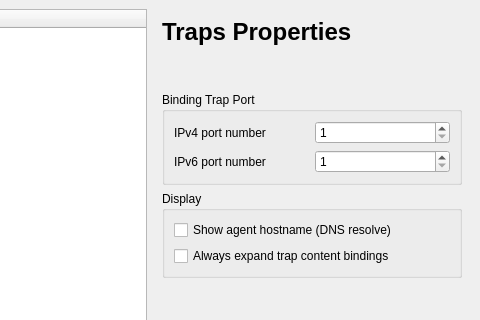
Qt form app/preferences.ui (jumoog/snmpb) before a commit; both pictures show x 118 to 598 and y 0 to 320 of the 598 by 469 pixel window.
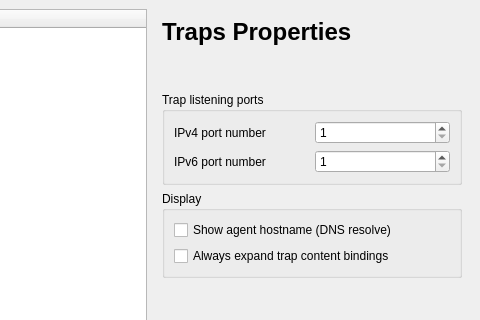
The same form after that commit. The open tabs and pages were chosen to show the change. Icons and pictures are not drawn.

What changed in the file:
```diff
--- a/app/preferences.ui
+++ b/app/preferences.ui
@@ -394,7 +394,7 @@
        <item row="2" column="0">
         <widget class="QGroupBox" name="BindingTrapPort">
          <property name="title">
-          <string>Binding Trap Port</string>
+          <string>Trap listening ports</string>
          </property>
          <layout class="QGridLayout">
           <property name="leftMargin">
```
Left out of the diff: 22 changed lines with no effect on the pictures.
